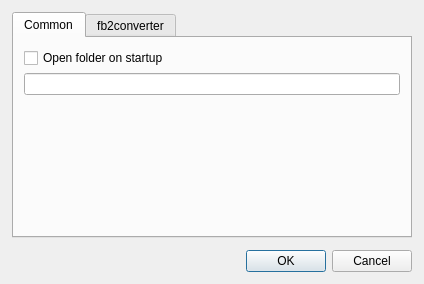
Old version of the form src/designer/settingsdialog.ui in the repository dnkorpushov/libro2.
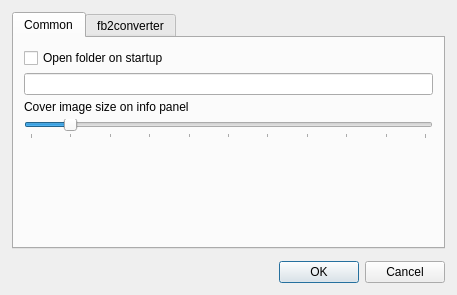
New version of the form. Custom widgets are drawn as their Qt base class.

What changed in the file:
```diff
--- a/src/designer/settingsdialog.ui
+++ b/src/designer/settingsdialog.ui
@@ -6,8 +6,8 @@
    <rect>
     <x>0</x>
     <y>0</y>
-    <width>424</width>
-    <height>284</height>
+    <width>457</width>
+    <height>295</height>
    </rect>
   </property>
   <property name="windowTitle">
@@ -64,6 +64,44 @@
        <item>
         <widget class="FolderPicker" name="textOpenFolderOnStart"/>
        </item>
+       <item>
+        <widget class="QLabel" name="label">
+         <property name="text">
+          <string>Cover image size on info panel</string>
+         </property>
+        </widget>
+       </item>
+       <item>
+        <widget class="QSlider" name="slideCoverImageSize">
+         <property name="minimum">
+          <number>100</number>
+         </property>
+         <property name="maximum">
+          <number>200</number>
+         </property>
+         <property name="singleStep">
+          <number>10</number>
+         </property>
+         <property name="pageStep">
+          <number>10</number>
+         </property>
+         <property name="value">
+          <number>110</number>
+         </property>
+         <property name="sliderPosition">
+          <number>110</number>
+         </property>
+         <property name="orientation">
+          <enum>Qt::Horizontal</enum>
+         </property>
+         <property name="tickPosition">
+          <enum>QSlider::TicksBelow</enum>
+         </property>
+         <property name="tickInterval">
+          <number>10</number>
+         </property>
+        </widget>
+       </item>
        <item>
         <spacer name="verticalSpacer">
          <property name="orientation">
```
